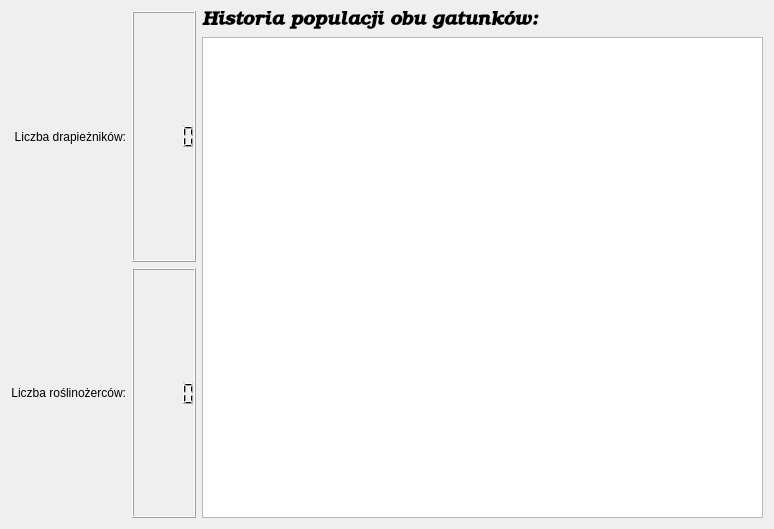
The window that src/TrueLife/View/statwidget.ui (ppawel11/True-Life) describes before a commit, drawn with Qt 5.
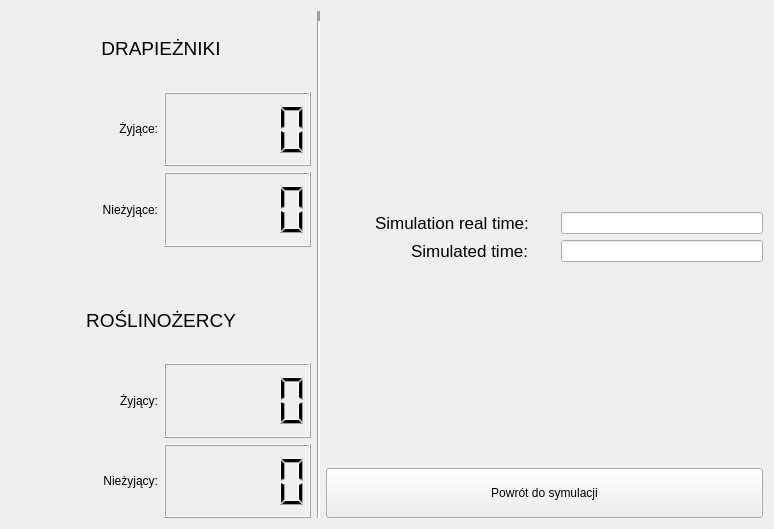
The same window after the commit.

Patch:
```diff
--- a/src/TrueLife/View/statwidget.ui
+++ b/src/TrueLife/View/statwidget.ui
@@ -13,60 +13,228 @@
   <property name="windowTitle">
    <string>Form</string>
   </property>
-  <layout class="QHBoxLayout" name="horizontalLayout">
-   <item>
+  <layout class="QGridLayout" name="gridLayout_3">
+   <item row="0" column="0">
     <layout class="QGridLayout" name="gridLayout">
-     <item row="0" column="0">
-      <widget class="QLabel" name="label">
-       <property name="text">
-        <string>Liczba drapieżników:</string>
+     <item row="3" column="0" colspan="2">
+      <spacer name="verticalSpacer">
+       <property name="orientation">
+        <enum>Qt::Vertical</enum>
        </property>
-       <property name="alignment">
-        <set>Qt::AlignRight|Qt::AlignTrailing|Qt::AlignVCenter</set>
+       <property name="sizeType">
+        <enum>QSizePolicy::Preferred</enum>
        </property>
-      </widget>
-     </item>
-     <item row="0" column="1">
-      <widget class="QLCDNumber" name="lcdNumber"/>
+       <property name="sizeHint" stdset="0">
+        <size>
+         <width>50</width>
+         <height>10</height>
+        </size>
+       </property>
+      </spacer>
      </item>
      <item row="1" column="0">
       <widget class="QLabel" name="label_2">
        <property name="text">
-        <string>Liczba roślinożerców:</string>
+        <string>Żyjące:</string>
        </property>
        <property name="alignment">
         <set>Qt::AlignRight|Qt::AlignTrailing|Qt::AlignVCenter</set>
        </property>
       </widget>
      </item>
+     <item row="2" column="1">
+      <widget class="QLCDNumber" name="lcdPredatorsDead"/>
+     </item>
+     <item row="2" column="0">
+      <widget class="QLabel" name="label_5">
+       <property name="text">
+        <string>Nieżyjące:</string>
+       </property>
+       <property name="alignment">
+        <set>Qt::AlignRight|Qt::AlignTrailing|Qt::AlignVCenter</set>
+       </property>
+      </widget>
+     </item>
+     <item row="4" column="0" colspan="2">
+      <spacer name="horizontalSpacer">
+       <property name="orientation">
+        <enum>Qt::Horizontal</enum>
+       </property>
+       <property name="sizeType">
+        <enum>QSizePolicy::Preferred</enum>
+       </property>
+       <property name="sizeHint" stdset="0">
+        <size>
+         <width>300</width>
+         <height>20</height>
+        </size>
+       </property>
+      </spacer>
+     </item>
      <item row="1" column="1">
-      <widget class="QLCDNumber" name="lcdNumber_2"/>
+      <widget class="QLCDNumber" name="lcdPredatorsAlive">
+       <property name="digitCount">
+        <number>5</number>
+       </property>
+      </widget>
+     </item>
+     <item row="7" column="0">
+      <widget class="QLabel" name="label_6">
+       <property name="text">
+        <string>Nieżyjący:</string>
+       </property>
+       <property name="alignment">
+        <set>Qt::AlignRight|Qt::AlignTrailing|Qt::AlignVCenter</set>
+       </property>
+      </widget>
+     </item>
+     <item row="0" column="0" colspan="2">
+      <widget class="QLabel" name="label">
+       <property name="font">
+        <font>
+         <pointsize>14</pointsize>
+        </font>
+       </property>
+       <property name="text">
+        <string>DRAPIEŻNIKI</string>
+       </property>
+       <property name="alignment">
+        <set>Qt::AlignCenter</set>
+       </property>
+      </widget>
+     </item>
+     <item row="6" column="0">
+      <widget class="QLabel" name="label_7">
+       <property name="text">
+        <string>Żyjący:</string>
+       </property>
+       <property name="alignment">
+        <set>Qt::AlignRight|Qt::AlignTrailing|Qt::AlignVCenter</set>
+       </property>
+      </widget>
+     </item>
+     <item row="7" column="1">
+      <widget class="QLCDNumber" name="lcdHerbivoresDead"/>
+     </item>
+     <item row="5" column="0" colspan="2">
+      <widget class="QLabel" name="label_4">
+       <property name="font">
+        <font>
+         <pointsize>14</pointsize>
+        </font>
+       </property>
+       <property name="text">
+        <string>ROŚLINOŻERCY</string>
+       </property>
+       <property name="alignment">
+        <set>Qt::AlignCenter</set>
+       </property>
+      </widget>
+     </item>
+     <item row="6" column="1">
+      <widget class="QLCDNumber" name="lcdHerbivoresAlive"/>
      </item>
     </layout>
    </item>
-   <item>
-    <layout class="QVBoxLayout" name="verticalLayout">
-     <item>
+   <item row="0" column="2">
+    <layout class="QGridLayout" name="gridLayout_2">
+     <item row="0" column="1">
+      <spacer name="verticalSpacer_3">
+       <property name="orientation">
+        <enum>Qt::Vertical</enum>
+       </property>
+       <property name="sizeHint" stdset="0">
+        <size>
+         <width>20</width>
+         <height>40</height>
+        </size>
+       </property>
+      </spacer>
+     </item>
+     <item row="1" column="0" alignment="Qt::AlignRight">
       <widget class="QLabel" name="label_3">
        <property name="font">
         <font>
-         <family>URW Bookman L</family>
-         <pointsize>14</pointsize>
-         <weight>75</weight>
-         <italic>true</italic>
-         <bold>true</bold>
+         <pointsize>13</pointsize>
         </font>
        </property>
        <property name="text">
-        <string>Historia populacji obu gatunków:</string>
+        <string>Simulation real time:</string>
        </property>
       </widget>
      </item>
-     <item>
-      <widget class="QGraphicsView" name="graphicsView"/>
+     <item row="1" column="2">
+      <widget class="QLineEdit" name="realTimeLineEdit"/>
+     </item>
+     <item row="2" column="0" alignment="Qt::AlignRight">
+      <widget class="QLabel" name="label_8">
+       <property name="font">
+        <font>
+         <pointsize>13</pointsize>
+        </font>
+       </property>
+       <property name="text">
+        <string>Simulated time:</string>
+       </property>
+      </widget>
+     </item>
+     <item row="2" column="2">
+      <widget class="QLineEdit" name="simuTimeLineEdit"/>
+     </item>
+     <item row="3" column="1">
+      <spacer name="verticalSpacer_2">
+       <property name="orientation">
+        <enum>Qt::Vertical</enum>
+       </property>
+       <property name="sizeHint" stdset="0">
+        <size>
+         <width>20</width>
+         <height>40</height>
+        </size>
+       </property>
+      </spacer>
+     </item>
+     <item row="4" column="0" colspan="3">
+      <widget class="QPushButton" name="pushButton">
+       <property name="minimumSize">
+        <size>
+         <width>0</width>
+         <height>50</height>
+        </size>
+       </property>
+       <property name="text">
+        <string>Powrót do symulacji</string>
+       </property>
+      </widget>
+     </item>
+     <item row="0" column="0">
+      <spacer name="horizontalSpacer_2">
+       <property name="orientation">
+        <enum>Qt::Horizontal</enum>
+       </property>
+       <property name="sizeHint" stdset="0">
+        <size>
+         <width>40</width>
+         <height>20</height>
+        </size>
+       </property>
+      </spacer>
      </item>
     </layout>
    </item>
+   <item row="0" column="1">
+    <widget class="Line" name="line">
+     <property name="frameShadow">
+      <enum>QFrame::Sunken</enum>
+     </property>
+     <property name="lineWidth">
+      <number>10</number>
+     </property>
+     <property name="orientation">
+      <enum>Qt::Vertical</enum>
+     </property>
+    </widget>
+   </item>
   </layout>
  </widget>
  <resources/>
```
